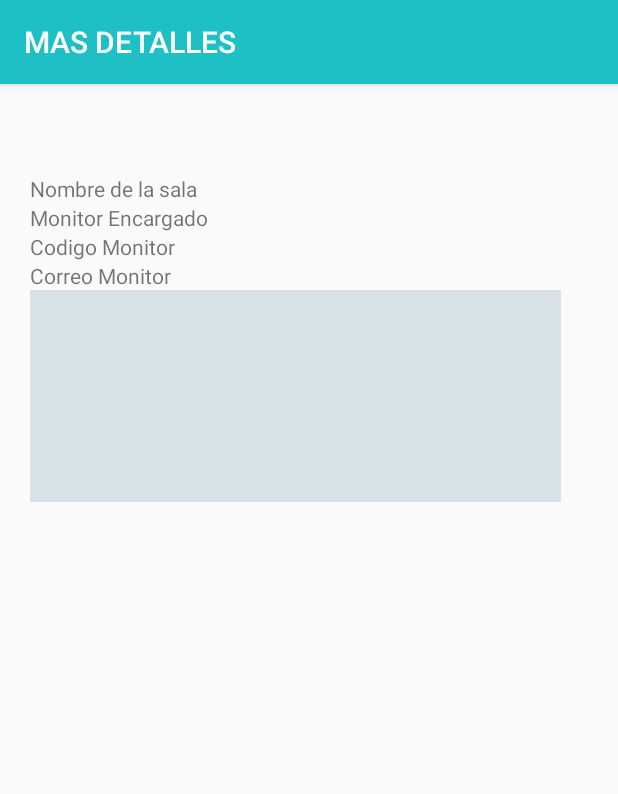
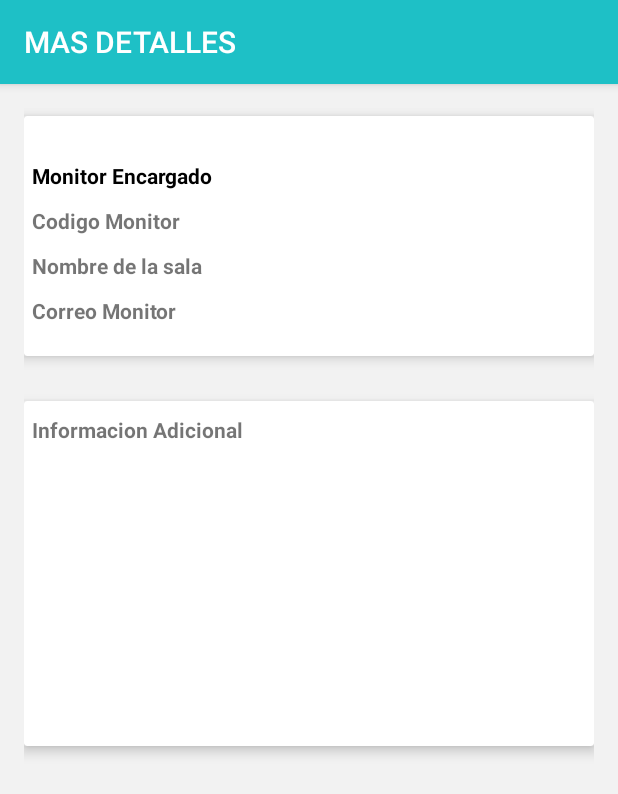
Before and after one commit to brayan-stiven-v-v/usi-app, an Android app: the Detalles screen opened directly, with no data from a screen before it, on a phone screen of 412 x 824 dp. Shown: the top 794 px of the screen. Run offline under Robolectric (Android 15) with nearby library versions, the light colour scheme and no system bars.

Commit message:
Mejoras en la interfaz

```diff
--- a/USI/app/src/main/res/layout/activity_detalles.xml
+++ b/USI/app/src/main/res/layout/activity_detalles.xml
@@ -1,23 +1,89 @@
 <?xml version="1.0" encoding="utf-8"?>
 <LinearLayout xmlns:android="http://schemas.android.com/apk/res/android"
+    xmlns:app="http://schemas.android.com/apk/res-auto"
     android:orientation="vertical" android:layout_width="match_parent"
     android:layout_height="match_parent"
-    android:layout_marginLeft="20dp"
-    android:layout_marginRight="30dp"
-    android:weightSum="1">
+    android:paddingBottom="@dimen/activity_vertical_margin"
+    android:paddingLeft="@dimen/activity_horizontal_margin"
+    android:paddingRight="@dimen/activity_horizontal_margin"
+    android:paddingTop="@dimen/activity_vertical_margin"
+    android:weightSum="1"
+    android:background="@color/colorLayoutBackground">
+
+    <android.support.v7.widget.CardView
+        xmlns:card_view="http://schemas.android.com/apk/res-auto"
+        android:id="@+id/CardView"
+        android:layout_width="match_parent"
+        android:layout_height="160dp"
+        android:layout_gravity="center"
+        android:layout_marginTop="5dp"
+        card_view:cardCornerRadius="2dp"
+        card_view:cardElevation="5dp"
+        android:clickable="true"
+        android:foreground="?android:attr/selectableItemBackground">
 
         <LinearLayout
+            android:orientation="horizontal"
+            android:layout_width="match_parent"
+            android:layout_marginTop="30dp"
+            android:paddingLeft="5dp"
+            android:layout_height="wrap_content">
+
+
+            <TextView
+                android:text="@string/txt_monitor_encargado_detalle"
+                android:layout_width="wrap_content"
+                android:layout_height="wrap_content"
+                android:id="@+id/txt_monitor_encargado_detalle"
+                android:layout_weight="0.14"
+                android:textAppearance="@style/TextAppearance.AppCompat.Notification"
+                android:fontFamily="sans-serif"
+                android:textSize="14dp"
+                android:textStyle="normal|bold" />
+
+            <TextView
+                android:layout_width="wrap_content"
+                android:layout_height="wrap_content"
+                android:id="@+id/textnomMon"
+                android:layout_weight="1" />
+        </LinearLayout>
+
+
+        <LinearLayout
+            android:orientation="horizontal"
+            android:layout_width="match_parent"
+            android:paddingLeft="5dp"
             android:layout_marginTop="60dp"
+            android:layout_height="wrap_content">
+            <TextView
+                android:text="@string/txt_codigo_monitor_detalle"
+                android:layout_width="wrap_content"
+                android:layout_height="wrap_content"
+                android:id="@+id/txt_codigo_monitor_detalle"
+                android:layout_weight="0.25"
+                android:textStyle="normal|bold" />
+
+            <TextView
+                android:layout_width="wrap_content"
+                android:layout_height="wrap_content"
+                android:id="@+id/textCod"
+                android:layout_weight="1" />
+        </LinearLayout>
+
+        <LinearLayout
+            android:layout_marginTop="90dp"
             android:orientation="horizontal"
+            android:paddingLeft="5dp"
             android:layout_width="match_parent"
             android:layout_height="wrap_content">
 
             <TextView
-            android:text="Nombre de la sala"
+                android:text="@string/txt_nombre_sala"
                 android:layout_width="wrap_content"
                 android:layout_height="wrap_content"
-            android:id="@+id/textView11"
-            android:layout_weight="0.17" />
+                android:id="@+id/txt_nombre_sala_detalle"
+                android:layout_weight="0.17"
+                android:textStyle="normal|bold" />
 
             <TextView
                 android:layout_width="wrap_content"
@@ -29,53 +95,17 @@
         <LinearLayout
             android:orientation="horizontal"
             android:layout_width="match_parent"
-        android:layout_height="wrap_content">
-
-
-        <TextView
-            android:text="Monitor Encargado"
-            android:layout_width="wrap_content"
-            android:layout_height="wrap_content"
-            android:id="@+id/textView13"
-            android:layout_weight="0.14" />
-
-        <TextView
-            android:layout_width="wrap_content"
-            android:layout_height="wrap_content"
-            android:id="@+id/textnomMon"
-            android:layout_weight="1" />
-    </LinearLayout>
-
-    <LinearLayout
-        android:orientation="horizontal"
-        android:layout_width="match_parent"
+            android:layout_marginTop="120dp"
+            android:paddingLeft="5dp"
             android:layout_height="wrap_content">
 
             <TextView
-            android:text="Codigo Monitor"
+                android:text="@string/txt_correo_monitor_detalle"
                 android:layout_width="wrap_content"
                 android:layout_height="wrap_content"
-            android:id="@+id/textView15"
-            android:layout_weight="0.25" />
-
-        <TextView
-            android:layout_width="wrap_content"
-            android:layout_height="wrap_content"
-            android:id="@+id/textCod"
-            android:layout_weight="1" />
-    </LinearLayout>
-
-    <LinearLayout
-        android:orientation="horizontal"
-        android:layout_width="match_parent"
-        android:layout_height="wrap_content">
-
-        <TextView
-            android:text="Correo Monitor"
-            android:layout_width="wrap_content"
-            android:layout_height="wrap_content"
-            android:id="@+id/textView17"
-            android:layout_weight="0.26" />
+                android:id="@+id/txt_correo_monitor_detalle"
+                android:layout_weight="0.26"
+                android:textStyle="normal|bold" />
 
             <TextView
                 android:layout_width="wrap_content"
@@ -84,16 +114,54 @@
                 android:layout_weight="1" />
         </LinearLayout>
 
+
+    </android.support.v7.widget.CardView>
+
+
+    <android.support.v7.widget.CardView
+        xmlns:card_view="http://schemas.android.com/apk/res-auto"
+        android:id="@+id/CardViewinfo"
+        android:layout_width="match_parent"
+        android:layout_height="230dp"
+        android:layout_gravity="center"
+        android:layout_marginTop="30dp"
+        card_view:cardCornerRadius="2dp"
+        card_view:cardElevation="5dp"
+        android:clickable="true"
+        android:foreground="?android:attr/selectableItemBackground">
+
         <LinearLayout
             android:orientation="vertical"
-        android:layout_width="354dp"
-        android:layout_height="141dp"
+            android:layout_width="310dp"
+            android:layout_marginTop="65dp"
+            android:layout_height="130dp"
+            android:layout_marginLeft="5dp"
+            android:layout_marginRight="5dp"
             android:weightSum="1">
 
             <TextView
                 android:layout_height="match_parent"
                 android:id="@+id/textdesc"
-            android:background="#d8e3e7"
-            android:layout_width="match_parent" />
+                android:background="#ffff"
+                android:layout_marginLeft="5dp"
+                android:layout_marginRight="5dp"
+                android:layout_width="325dp" />
         </LinearLayout>
+
+        <TextView
+            android:text="@string/txt_informacion_adicional"
+            android:layout_width="wrap_content"
+            android:layout_height="wrap_content"
+            android:layout_marginLeft="5dp"
+            android:layout_marginRight="5dp"
+            android:layout_marginTop="9dp"
+            android:id="@+id/txt_Informacion_adicional_detalle"
+            android:layout_weight="0.26"
+
+            android:textStyle="normal|bold" />
+
+    </android.support.v7.widget.CardView>
+
+
+
 </LinearLayout>
--- a/USI/app/src/main/res/layout/activity_detalles_salas.xml
+++ b/USI/app/src/main/res/layout/activity_detalles_salas.xml
@@ -10,13 +10,35 @@
     android:paddingTop="@dimen/activity_vertical_margin"
     android:orientation="vertical"
     tools:context="com.appusi.usiunidaddeserviciosinformaticos.ActivityDetallesSalas"
-    android:weightSum="1">
+    android:weightSum="1"
+    android:background="@color/colorLayoutBackground">
+
+
+    <android.support.v7.widget.CardView
+        xmlns:card_view="http://schemas.android.com/apk/res-auto"
+        android:id="@+id/CardViewSalasInfo"
+        android:layout_width="match_parent"
+        android:layout_height="wrap_content"
+        android:layout_marginTop="5dp"
+        card_view:cardBackgroundColor="@color/cardview_light_background"
+        card_view:cardCornerRadius="2dp"
+        card_view:cardElevation="5dp"
+        android:clickable="true"
+        >
+
+        <LinearLayout
+            android:orientation="vertical"
+            android:layout_width="match_parent"
+            android:paddingLeft="5dp"
+            android:paddingRight="5dp"
+            android:layout_height="wrap_content">
 
             <TextView
                 android:id="@+id/nombre_bloque_info"
                 android:layout_width="match_parent"
                 android:layout_height="wrap_content"
-        android:layout_weight="0.05"
+                android:layout_marginTop="5dp"
+                android:layout_marginBottom="5dp"
                 android:text="Bloque C"
                 android:textSize="30dp"
                 android:textAlignment="center"
@@ -26,7 +48,7 @@
                 android:id="@+id/nombre_sala_info"
                 android:layout_width="match_parent"
                 android:layout_height="wrap_content"
-        android:layout_weight="0.02"
+                android:layout_marginBottom="5dp"
                 android:text="Nombre : Sala H1"
                 android:textSize="23dp"
                 />
@@ -35,20 +57,28 @@
                 android:id="@+id/capacidad_info"
                 android:layout_width="match_parent"
                 android:layout_height="wrap_content"
-        android:layout_weight="0.05"
+                android:layout_marginBottom="5dp"
                 android:text="Capacidad : 30"
                 android:textSize="23dp"/>
             <TextView
                 android:id="@+id/descripcion_info"
                 android:layout_width="match_parent"
                 android:layout_height="wrap_content"
-        android:layout_weight="0.05"
+                android:layout_marginBottom="5dp"
                 android:text="Descripcion : clase de redes"
                 android:textSize="20dp"/>
             <View
                 android:id="@+id/color_info"
                 android:layout_width="wrap_content"
                 android:layout_height="18dp"
+
+                android:layout_marginBottom="10dp"
                 android:background="@color/colorPrimary"/>
 
         </LinearLayout>
+
+    </android.support.v7.widget.CardView>
+
+
+
+</LinearLayout>
--- a/USI/app/src/main/res/values/colors.xml
+++ b/USI/app/src/main/res/values/colors.xml
@@ -4,5 +4,6 @@
     <color name="colorPrimaryDark">#1cb2b7</color>
     <color name="colorAccent">#27c35e</color>
     <color name="colorControlNormal">#8a000000</color>
+    <color name="colorLayoutBackground">#f2f2f2</color>
 
 </resources>
--- a/USI/app/src/main/res/values/strings.xml
+++ b/USI/app/src/main/res/values/strings.xml
@@ -13,4 +13,9 @@
     <string name="opt_menu_filtrar_disp">Filtrar por salas diponibles</string>
     <string name="opt_menu_filtrar_ocup">Filtrar por salas ocupadas</string>
     <string name="buscar_salas">buscar salas</string>
+    <string name="txt_informacion_adicional">Informacion Adicional</string>
+    <string name="txt_monitor_encargado_detalle">Monitor Encargado</string>
+    <string name="txt_codigo_monitor_detalle">Codigo Monitor</string>
+    <string name="txt_nombre_sala">Nombre de la sala</string>
+    <string name="txt_correo_monitor_detalle">Correo Monitor</string>
 </resources>
```
Also changed, not shown: USI/app/src/main/res/mipmap-hdpi/ic_launcher.png, USI/app/src/main/res/mipmap-mdpi/ic_launcher.png, USI/app/src/main/res/mipmap-xhdpi/ic_launcher.png, USI/app/src/main/res/mipmap-xxhdpi/ic_launcher.png, USI/app/src/main/res/mipmap-xxxhdpi/ic_launcher.png, 9 other files. Lines whose indentation alone changed are shown as unchanged.
